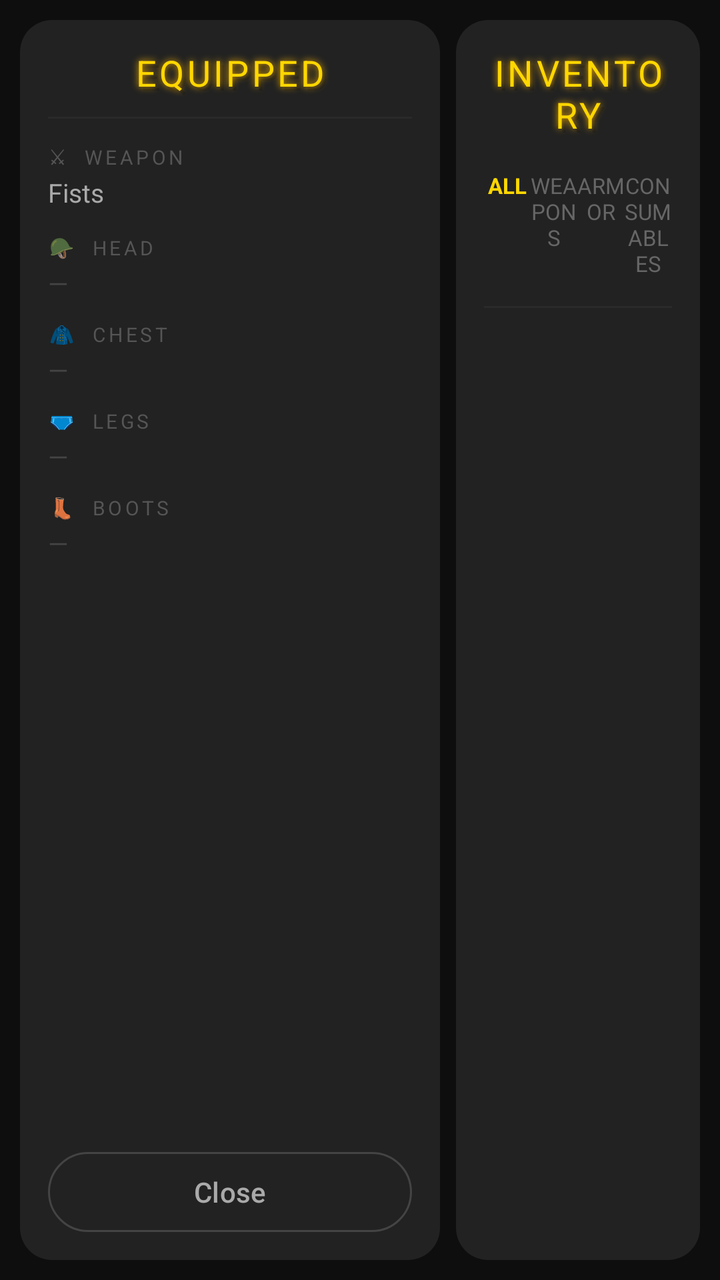
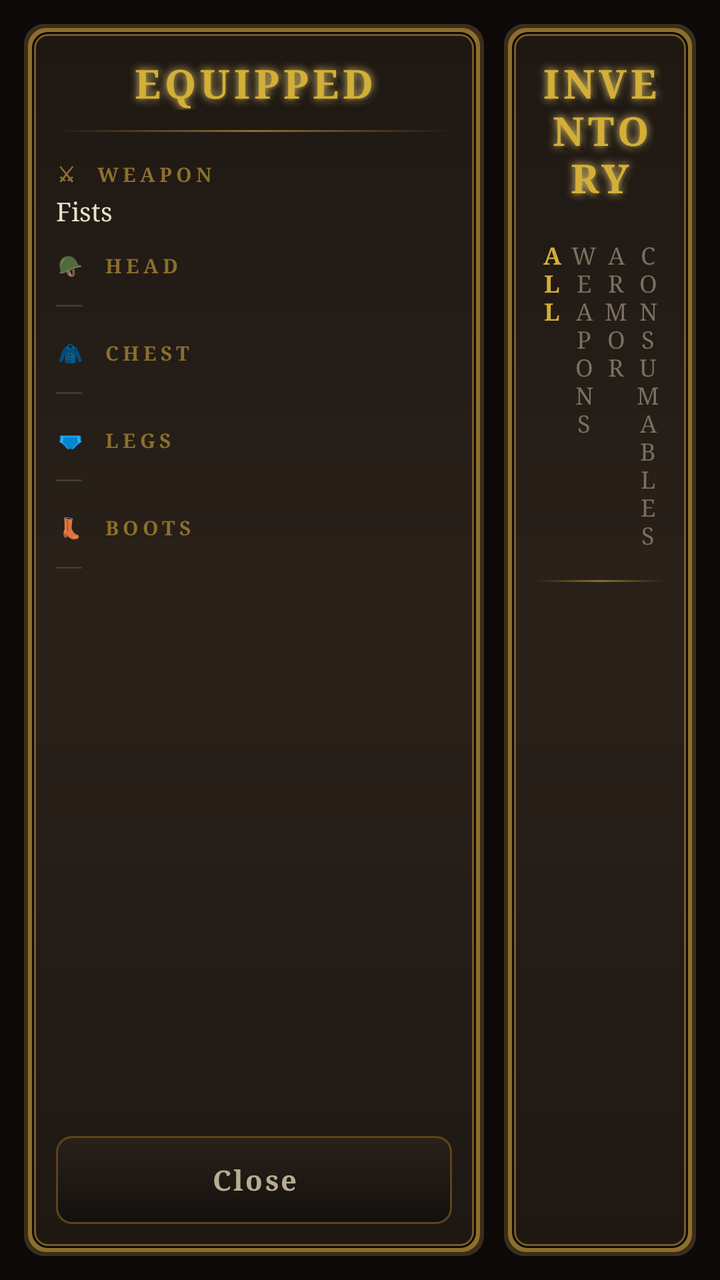

An Android layout rendered at two revisions. The XML below is the earlier revision; the diff shows what the commit changed to produce the second picture.
<!-- AndroidManifest.xml: application theme Theme.OblivionDescent -->
<!-- res/layout/dialog_inventory.xml -->
<?xml version="1.0" encoding="utf-8"?>
<LinearLayout xmlns:android="http://schemas.android.com/apk/res/android"
    xmlns:app="http://schemas.android.com/apk/res-auto"
    xmlns:tools="http://schemas.android.com/tools"
    android:layout_width="match_parent"
    android:layout_height="match_parent"
    android:orientation="horizontal"
    android:background="#F0000000"
    android:padding="10dp">

    
    <LinearLayout
        android:layout_width="210dp"
        android:layout_height="match_parent"
        android:orientation="vertical"
        android:background="@drawable/rounded_dialog_bg"
        android:padding="14dp"
        android:layout_marginEnd="8dp">

        
        <FrameLayout
            android:layout_width="match_parent"
            android:layout_height="wrap_content"
            android:layout_marginBottom="10dp">

            <TextView
                android:layout_width="match_parent"
                android:layout_height="wrap_content"
                android:text="Equipped"
                android:textAllCaps="true"
                android:textSize="18sp"
                android:textColor="#33000000"
                android:gravity="center"
                android:letterSpacing="0.08"
                android:translationX="2dp"
                android:translationY="2dp"
                tools:ignore="HardcodedText"/>

            <TextView
                android:layout_width="match_parent"
                android:layout_height="wrap_content"
                android:text="Equipped"
                android:textAllCaps="true"
                android:textSize="18sp"
                android:textColor="#FFD700"
                android:gravity="center"
                android:letterSpacing="0.08"
                android:shadowColor="#FFB700"
                android:shadowDx="0"
                android:shadowDy="0"
                android:shadowRadius="8"
                tools:ignore="HardcodedText"/>

        </FrameLayout>

        <View
            android:layout_width="match_parent"
            android:layout_height="1dp"
            android:background="#2A2A2A"
            android:layout_marginBottom="12dp"/>

        
        <LinearLayout
            android:layout_width="match_parent"
            android:layout_height="wrap_content"
            android:orientation="vertical"
            android:layout_marginBottom="12dp">

            <TextView
                android:layout_width="wrap_content"
                android:layout_height="wrap_content"
                android:text="⚔  WEAPON"
                android:textColor="#555555"
                android:textSize="10sp"
                android:letterSpacing="0.15"
                tools:ignore="HardcodedText"/>

            <TextView
                android:id="@+id/txt_equipped_weapon"
                android:layout_width="match_parent"
                android:layout_height="wrap_content"
                android:text="Fists"
                android:textColor="#AAAAAA"
                android:textSize="13sp"
                android:layout_marginTop="2dp"
                tools:ignore="HardcodedText"/>

        </LinearLayout>

        
        <LinearLayout
            android:layout_width="match_parent"
            android:layout_height="wrap_content"
            android:orientation="vertical"
            android:layout_marginBottom="10dp">

            <TextView
                android:layout_width="wrap_content"
                android:layout_height="wrap_content"
                android:text="🪖  HEAD"
                android:textColor="#555555"
                android:textSize="10sp"
                android:letterSpacing="0.15"
                tools:ignore="HardcodedText"/>

            <TextView
                android:id="@+id/txt_equipped_head"
                android:layout_width="match_parent"
                android:layout_height="wrap_content"
                android:text="—"
                android:textColor="#444444"
                android:textSize="13sp"
                android:layout_marginTop="2dp"
                tools:ignore="HardcodedText"/>

        </LinearLayout>

        
        <LinearLayout
            android:layout_width="match_parent"
            android:layout_height="wrap_content"
            android:orientation="vertical"
            android:layout_marginBottom="10dp">

            <TextView
                android:layout_width="wrap_content"
                android:layout_height="wrap_content"
                android:text="🧥  CHEST"
                android:textColor="#555555"
                android:textSize="10sp"
                android:letterSpacing="0.15"
                tools:ignore="HardcodedText"/>

            <TextView
                android:id="@+id/txt_equipped_chest"
                android:layout_width="match_parent"
                android:layout_height="wrap_content"
                android:text="—"
                android:textColor="#444444"
                android:textSize="13sp"
                android:layout_marginTop="2dp"
                tools:ignore="HardcodedText"/>

        </LinearLayout>

        
        <LinearLayout
            android:layout_width="match_parent"
            android:layout_height="wrap_content"
            android:orientation="vertical"
            android:layout_marginBottom="10dp">

            <TextView
                android:layout_width="wrap_content"
                android:layout_height="wrap_content"
                android:text="🩲  LEGS"
                android:textColor="#555555"
                android:textSize="10sp"
                android:letterSpacing="0.15"
                tools:ignore="HardcodedText"/>

            <TextView
                android:id="@+id/txt_equipped_legs"
                android:layout_width="match_parent"
                android:layout_height="wrap_content"
                android:text="—"
                android:textColor="#444444"
                android:textSize="13sp"
                android:layout_marginTop="2dp"
                tools:ignore="HardcodedText"/>

        </LinearLayout>

        
        <LinearLayout
            android:layout_width="match_parent"
            android:layout_height="wrap_content"
            android:orientation="vertical"
            android:layout_marginBottom="10dp">

            <TextView
                android:layout_width="wrap_content"
                android:layout_height="wrap_content"
                android:text="👢  BOOTS"
                android:textColor="#555555"
                android:textSize="10sp"
                android:letterSpacing="0.15"
                tools:ignore="HardcodedText"/>

            <TextView
                android:id="@+id/txt_equipped_boots"
                android:layout_width="match_parent"
                android:layout_height="wrap_content"
                android:text="—"
                android:textColor="#444444"
                android:textSize="13sp"
                android:layout_marginTop="2dp"
                tools:ignore="HardcodedText"/>

        </LinearLayout>

        
        <View
            android:layout_width="match_parent"
            android:layout_height="0dp"
            android:layout_weight="1"/>

        
        <com.google.android.material.button.MaterialButton
            android:id="@+id/btn_close_inventory"
            android:layout_width="match_parent"
            android:layout_height="40dp"
            android:text="Close"
            android:textAllCaps="false"
            android:textColor="#AAAAAA"
            android:textSize="14sp"
            android:insetTop="0dp"
            android:insetBottom="0dp"
            app:cornerRadius="20dp"
            app:strokeWidth="1dp"
            app:strokeColor="#444444"
            app:backgroundTint="@color/darkGray"
            tools:ignore="HardcodedText"/>

    </LinearLayout>

    
    <LinearLayout
        android:layout_width="0dp"
        android:layout_height="match_parent"
        android:layout_weight="1"
        android:orientation="vertical"
        android:background="@drawable/rounded_dialog_bg"
        android:padding="14dp">

        
        <FrameLayout
            android:layout_width="match_parent"
            android:layout_height="wrap_content"
            android:layout_marginBottom="10dp">

            <TextView
                android:layout_width="match_parent"
                android:layout_height="wrap_content"
                android:text="Inventory"
                android:textAllCaps="true"
                android:textSize="18sp"
                android:textColor="#33000000"
                android:gravity="center"
                android:letterSpacing="0.08"
                android:translationX="2dp"
                android:translationY="2dp"
                tools:ignore="HardcodedText"/>

            <TextView
                android:layout_width="match_parent"
                android:layout_height="wrap_content"
                android:text="Inventory"
                android:textAllCaps="true"
                android:textSize="18sp"
                android:textColor="#FFD700"
                android:gravity="center"
                android:letterSpacing="0.08"
                android:shadowColor="#FFB700"
                android:shadowDx="0"
                android:shadowDy="0"
                android:shadowRadius="8"
                tools:ignore="HardcodedText"/>

        </FrameLayout>

        
        <LinearLayout
            android:layout_width="match_parent"
            android:layout_height="wrap_content"
            android:orientation="horizontal"
            android:layout_marginBottom="8dp">

            <TextView
                android:id="@+id/filter_all"
                android:layout_width="0dp"
                android:layout_height="wrap_content"
                android:layout_weight="1"
                android:text="ALL"
                android:textColor="#FFD700"
                android:textSize="11sp"
                android:textStyle="bold"
                android:gravity="center"
                android:paddingVertical="6dp"
                android:clickable="true"
                android:focusable="true"
                tools:ignore="HardcodedText"/>

            <TextView
                android:id="@+id/filter_weapons"
                android:layout_width="0dp"
                android:layout_height="wrap_content"
                android:layout_weight="1"
                android:text="WEAPONS"
                android:textColor="#666666"
                android:textSize="11sp"
                android:gravity="center"
                android:paddingVertical="6dp"
                android:clickable="true"
                android:focusable="true"
                tools:ignore="HardcodedText"/>

            <TextView
                android:id="@+id/filter_armor"
                android:layout_width="0dp"
                android:layout_height="wrap_content"
                android:layout_weight="1"
                android:text="ARMOR"
                android:textColor="#666666"
                android:textSize="11sp"
                android:gravity="center"
                android:paddingVertical="6dp"
                android:clickable="true"
                android:focusable="true"
                tools:ignore="HardcodedText"/>

            <TextView
                android:id="@+id/filter_consumables"
                android:layout_width="0dp"
                android:layout_height="wrap_content"
                android:layout_weight="1"
                android:text="CONSUMABLES"
                android:textColor="#666666"
                android:textSize="11sp"
                android:gravity="center"
                android:paddingVertical="6dp"
                android:clickable="true"
                android:focusable="true"
                tools:ignore="HardcodedText"/>

        </LinearLayout>

        <View
            android:layout_width="match_parent"
            android:layout_height="1dp"
            android:background="#2A2A2A"
            android:layout_marginBottom="8dp"/>

        
        <ScrollView
            android:layout_width="match_parent"
            android:layout_height="0dp"
            android:layout_weight="1">

            <LinearLayout
                android:id="@+id/inventory_list_container"
                android:layout_width="match_parent"
                android:layout_height="wrap_content"
                android:orientation="vertical"/>

        </ScrollView>

    </LinearLayout>

</LinearLayout>
<!-- resources referenced by this layout -->
<resources>
  <color name="darkGray">#222222</color>
  <!-- drawable rounded_dialog_bg (drawable) -->
  <shape xmlns:android="http://schemas.android.com/apk/res/android"
      android:shape="rectangle">
      <solid android:color="#222222"/>
      <corners android:radius="16dp"/>
  </shape>
  <style name="Base.Theme.OblivionDescent" parent="Theme.Material3.DayNight.NoActionBar">
      </style>
  <!-- unchanged entries left out for length: 1 -->
</resources>

<!-- the commit's change to res/layout/dialog_inventory.xml (unified diff, before → after) -->
@@ -5,19 +5,18 @@
     android:layout_width="match_parent"
     android:layout_height="match_parent"
     android:orientation="horizontal"
-    android:background="#F0000000"
-    android:padding="10dp">
+    android:background="@color/bg_overlay"
+    android:padding="12dp">
 
     
     <LinearLayout
-        android:layout_width="210dp"
+        android:layout_width="230dp"
         android:layout_height="match_parent"
         android:orientation="vertical"
         android:background="@drawable/rounded_dialog_bg"
-        android:padding="14dp"
-        android:layout_marginEnd="8dp">
-
-        
+        android:padding="16dp"
+        android:layout_marginEnd="10dp">
+
         <FrameLayout
             android:layout_width="match_parent"
             android:layout_height="wrap_content"
@@ -28,10 +27,12 @@
                 android:layout_height="wrap_content"
                 android:text="Equipped"
                 android:textAllCaps="true"
-                android:textSize="18sp"
-                android:textColor="#33000000"
-                android:gravity="center"
-                android:letterSpacing="0.08"
+                android:textSize="20sp"
+                android:textStyle="bold"
+                android:fontFamily="serif"
+                android:textColor="#66000000"
+                android:gravity="center"
+                android:letterSpacing="0.1"
                 android:translationX="2dp"
                 android:translationY="2dp"
                 tools:ignore="HardcodedText"/>
@@ -41,14 +42,16 @@
                 android:layout_height="wrap_content"
                 android:text="Equipped"
                 android:textAllCaps="true"
-                android:textSize="18sp"
-                android:textColor="#FFD700"
-                android:gravity="center"
-                android:letterSpacing="0.08"
-                android:shadowColor="#FFB700"
+                android:textSize="20sp"
+                android:textStyle="bold"
+                android:fontFamily="serif"
+                android:textColor="@color/gold_bright"
+                android:gravity="center"
+                android:letterSpacing="0.1"
+                android:shadowColor="@color/gold_glow"
                 android:shadowDx="0"
                 android:shadowDy="0"
-                android:shadowRadius="8"
+                android:shadowRadius="10"
                 tools:ignore="HardcodedText"/>
 
         </FrameLayout>
@@ -56,8 +59,8 @@
         <View
             android:layout_width="match_parent"
             android:layout_height="1dp"
-            android:background="#2A2A2A"
-            android:layout_marginBottom="12dp"/>
+            android:background="@drawable/divider_gold"
+            android:layout_marginBottom="14dp"/>
 
         
         <LinearLayout
@@ -70,9 +73,11 @@
                 android:layout_width="wrap_content"
                 android:layout_height="wrap_content"
                 android:text="⚔  WEAPON"
-                android:textColor="#555555"
-                android:textSize="10sp"
-                android:letterSpacing="0.15"
+                android:textColor="@color/border_gold"
+                android:textSize="10sp"
+                android:textStyle="bold"
+                android:fontFamily="serif"
+                android:letterSpacing="0.2"
                 tools:ignore="HardcodedText"/>
 
             <TextView
@@ -80,9 +85,10 @@
                 android:layout_width="match_parent"
                 android:layout_height="wrap_content"
                 android:text="Fists"
-                android:textColor="#AAAAAA"
-                android:textSize="13sp"
-                android:layout_marginTop="2dp"
+                android:textColor="@color/bone_white"
+                android:textSize="13sp"
+                android:fontFamily="serif"
+                android:layout_marginTop="3dp"
                 tools:ignore="HardcodedText"/>
 
         </LinearLayout>
@@ -98,9 +104,11 @@
                 android:layout_width="wrap_content"
                 android:layout_height="wrap_content"
                 android:text="🪖  HEAD"
-                android:textColor="#555555"
-                android:textSize="10sp"
-                android:letterSpacing="0.15"
+                android:textColor="@color/border_gold"
+                android:textSize="10sp"
+                android:textStyle="bold"
+                android:fontFamily="serif"
+                android:letterSpacing="0.2"
                 tools:ignore="HardcodedText"/>
 
             <TextView
@@ -108,9 +116,10 @@
                 android:layout_width="match_parent"
                 android:layout_height="wrap_content"
                 android:text="—"
-                android:textColor="#444444"
-                android:textSize="13sp"
-                android:layout_marginTop="2dp"
+                android:textColor="@color/bone_faint"
+                android:textSize="13sp"
+                android:fontFamily="serif"
+                android:layout_marginTop="3dp"
                 tools:ignore="HardcodedText"/>
 
         </LinearLayout>
@@ -126,9 +135,11 @@
                 android:layout_width="wrap_content"
                 android:layout_height="wrap_content"
                 android:text="🧥  CHEST"
-                android:textColor="#555555"
-                android:textSize="10sp"
-                android:letterSpacing="0.15"
+                android:textColor="@color/border_gold"
+                android:textSize="10sp"
+                android:textStyle="bold"
+                android:fontFamily="serif"
+                android:letterSpacing="0.2"
                 tools:ignore="HardcodedText"/>
 
             <TextView
@@ -136,9 +147,10 @@
                 android:layout_width="match_parent"
                 android:layout_height="wrap_content"
                 android:text="—"
-                android:textColor="#444444"
-                android:textSize="13sp"
-                android:layout_marginTop="2dp"
+                android:textColor="@color/bone_faint"
+                android:textSize="13sp"
+                android:fontFamily="serif"
+                android:layout_marginTop="3dp"
                 tools:ignore="HardcodedText"/>
 
         </LinearLayout>
@@ -154,9 +166,11 @@
                 android:layout_width="wrap_content"
                 android:layout_height="wrap_content"
                 android:text="🩲  LEGS"
-                android:textColor="#555555"
-                android:textSize="10sp"
-                android:letterSpacing="0.15"
+                android:textColor="@color/border_gold"
+                android:textSize="10sp"
+                android:textStyle="bold"
+                android:fontFamily="serif"
+                android:letterSpacing="0.2"
                 tools:ignore="HardcodedText"/>
 
             <TextView
@@ -164,9 +178,10 @@
                 android:layout_width="match_parent"
                 android:layout_height="wrap_content"
                 android:text="—"
-                android:textColor="#444444"
-                android:textSize="13sp"
-                android:layout_marginTop="2dp"
+                android:textColor="@color/bone_faint"
+                android:textSize="13sp"
+                android:fontFamily="serif"
+                android:layout_marginTop="3dp"
                 tools:ignore="HardcodedText"/>
 
         </LinearLayout>
@@ -182,9 +197,11 @@
                 android:layout_width="wrap_content"
                 android:layout_height="wrap_content"
                 android:text="👢  BOOTS"
-                android:textColor="#555555"
-                android:textSize="10sp"
-                android:letterSpacing="0.15"
+                android:textColor="@color/border_gold"
+                android:textSize="10sp"
+                android:textStyle="bold"
+                android:fontFamily="serif"
+                android:letterSpacing="0.2"
                 tools:ignore="HardcodedText"/>
 
             <TextView
@@ -192,9 +209,10 @@
                 android:layout_width="match_parent"
                 android:layout_height="wrap_content"
                 android:text="—"
-                android:textColor="#444444"
-                android:textSize="13sp"
-                android:layout_marginTop="2dp"
+                android:textColor="@color/bone_faint"
+                android:textSize="13sp"
+                android:fontFamily="serif"
+                android:layout_marginTop="3dp"
                 tools:ignore="HardcodedText"/>
 
         </LinearLayout>
@@ -209,17 +227,18 @@
         <com.google.android.material.button.MaterialButton
             android:id="@+id/btn_close_inventory"
             android:layout_width="match_parent"
-            android:layout_height="40dp"
+            android:layout_height="44dp"
             android:text="Close"
             android:textAllCaps="false"
-            android:textColor="#AAAAAA"
+            android:textColor="@color/bone_dim"
             android:textSize="14sp"
+            android:textStyle="bold"
+            android:fontFamily="serif"
+            android:letterSpacing="0.08"
             android:insetTop="0dp"
             android:insetBottom="0dp"
-            app:cornerRadius="20dp"
-            app:strokeWidth="1dp"
-            app:strokeColor="#444444"
-            app:backgroundTint="@color/darkGray"
+            app:backgroundTint="@null"
+            android:background="@drawable/btn_gothic_secondary"
             tools:ignore="HardcodedText"/>
 
     </LinearLayout>
@@ -231,9 +250,8 @@
         android:layout_weight="1"
         android:orientation="vertical"
         android:background="@drawable/rounded_dialog_bg"
-        android:padding="14dp">
-
-        
+        android:padding="16dp">
+
         <FrameLayout
             android:layout_width="match_parent"
             android:layout_height="wrap_content"
@@ -244,10 +262,12 @@
                 android:layout_height="wrap_content"
                 android:text="Inventory"
                 android:textAllCaps="true"
-                android:textSize="18sp"
-                android:textColor="#33000000"
-                android:gravity="center"
-                android:letterSpacing="0.08"
+                android:textSize="20sp"
+                android:textStyle="bold"
+                android:fontFamily="serif"
+                android:textColor="#66000000"
+                android:gravity="center"
+                android:letterSpacing="0.1"
                 android:translationX="2dp"
                 android:translationY="2dp"
                 tools:ignore="HardcodedText"/>
@@ -257,14 +277,16 @@
                 android:layout_height="wrap_content"
                 android:text="Inventory"
                 android:textAllCaps="true"
-                android:textSize="18sp"
-                android:textColor="#FFD700"
-                android:gravity="center"
-                android:letterSpacing="0.08"
-                android:shadowColor="#FFB700"
+                android:textSize="20sp"
+                android:textStyle="bold"
+                android:fontFamily="serif"
+                android:textColor="@color/gold_bright"
+                android:gravity="center"
+                android:letterSpacing="0.1"
+                android:shadowColor="@color/gold_glow"
                 android:shadowDx="0"
                 android:shadowDy="0"
-                android:shadowRadius="8"
+                android:shadowRadius="10"
                 tools:ignore="HardcodedText"/>
 
         </FrameLayout>
@@ -282,11 +304,13 @@
                 android:layout_height="wrap_content"
                 android:layout_weight="1"
                 android:text="ALL"
-                android:textColor="#FFD700"
-                android:textSize="11sp"
-                android:textStyle="bold"
-                android:gravity="center"
-                android:paddingVertical="6dp"
+                android:textColor="@color/gold_bright"
+                android:textSize="12sp"
+                android:textStyle="bold"
+                android:fontFamily="serif"
+                android:letterSpacing="0.12"
+                android:gravity="center"
+                android:paddingVertical="7dp"
                 android:clickable="true"
                 android:focusable="true"
                 tools:ignore="HardcodedText"/>
@@ -297,10 +321,12 @@
                 android:layout_height="wrap_content"
                 android:layout_weight="1"
                 android:text="WEAPONS"
-                android:textColor="#666666"
-                android:textSize="11sp"
-                android:gravity="center"
-                android:paddingVertical="6dp"
+                android:textColor="@color/bone_muted"
+                android:textSize="12sp"
+                android:fontFamily="serif"
+                android:letterSpacing="0.12"
+                android:gravity="center"
+                android:paddingVertical="7dp"
                 android:clickable="true"
                 android:focusable="true"
                 tools:ignore="HardcodedText"/>
@@ -311,10 +337,12 @@
                 android:layout_height="wrap_content"
                 android:layout_weight="1"
                 android:text="ARMOR"
-                android:textColor="#666666"
-                android:textSize="11sp"
-                android:gravity="center"
-                android:paddingVertical="6dp"
+                android:textColor="@color/bone_muted"
+                android:textSize="12sp"
+                android:fontFamily="serif"
+                android:letterSpacing="0.12"
+                android:gravity="center"
+                android:paddingVertical="7dp"
                 android:clickable="true"
                 android:focusable="true"
                 tools:ignore="HardcodedText"/>
@@ -325,10 +353,12 @@
                 android:layout_height="wrap_content"
                 android:layout_weight="1"
                 android:text="CONSUMABLES"
-                android:textColor="#666666"
-                android:textSize="11sp"
-                android:gravity="center"
-                android:paddingVertical="6dp"
+                android:textColor="@color/bone_muted"
+                android:textSize="12sp"
+                android:fontFamily="serif"
+                android:letterSpacing="0.12"
+                android:gravity="center"
+                android:paddingVertical="7dp"
                 android:clickable="true"
                 android:focusable="true"
                 tools:ignore="HardcodedText"/>
@@ -338,14 +368,15 @@
         <View
             android:layout_width="match_parent"
             android:layout_height="1dp"
-            android:background="#2A2A2A"
-            android:layout_marginBottom="8dp"/>
+            android:background="@drawable/divider_gold"
+            android:layout_marginBottom="10dp"/>
 
         
         <ScrollView
             android:layout_width="match_parent"
             android:layout_height="0dp"
-            android:layout_weight="1">
+            android:layout_weight="1"
+            android:scrollbars="none">
 
             <LinearLayout
                 android:id="@+id/inventory_list_container"
<!-- resource entries referenced after the edit -->
@@ -1,14 +1,151 @@
 <!-- resources referenced by this layout -->
 <resources>
-  <color name="darkGray">#222222</color>
+  <color name="bg_overlay">#CC0A0807</color>
+  <color name="bone_dim">#B8AC91</color>
+  <color name="bone_faint">#4A4338</color>
+  <color name="bone_muted">#7A7060</color>
+  <color name="bone_white">#EAE0CA</color>
+  <color name="border_gold">#8B6F2C</color>
+  <color name="gold_bright">#D4AF37</color>
+  <color name="gold_glow">#F4D77A</color>
+  <!-- drawable btn_gothic_secondary (drawable) -->
+  <?xml version="1.0" encoding="utf-8"?>
+  <ripple xmlns:android="http://schemas.android.com/apk/res/android"
+      android:color="@color/gold_translucent">
+  
+      <item android:id="@android:id/mask">
+          <shape android:shape="rectangle">
+              <solid android:color="@color/gold_bright"/>
+              <corners android:radius="8dp"/>
+          </shape>
+      </item>
+  
+      <item>
+          <layer-list>
+              <item>
+                  <shape android:shape="rectangle">
+                      <solid android:color="@color/border_gold_inner"/>
+                      <corners android:radius="8dp"/>
+                  </shape>
+              </item>
+              <item
+                  android:left="1dp" android:top="1dp"
+                  android:right="1dp" android:bottom="1dp">
+                  <shape android:shape="rectangle">
+                      <gradient
+                          android:type="linear"
+                          android:angle="270"
+                          android:startColor="@color/bg_surface_alt"
+                          android:endColor="@color/bg_base"/>
+                      <corners android:radius="7dp"/>
+                  </shape>
+              </item>
+          </layer-list>
+      </item>
+  
+  </ripple>
+  <!-- drawable divider_gold (drawable) -->
+  <?xml version="1.0" encoding="utf-8"?>
+  <shape xmlns:android="http://schemas.android.com/apk/res/android">
+      <size android:height="1dp"/>
+      <gradient
+          android:type="linear"
+          android:angle="0"
+          android:startColor="#00000000"
+          android:centerColor="@color/border_gold"
+          android:endColor="#00000000"/>
+  </shape>
   <!-- drawable rounded_dialog_bg (drawable) -->
-  <shape xmlns:android="http://schemas.android.com/apk/res/android"
-      android:shape="rectangle">
-      <solid android:color="#222222"/>
-      <corners android:radius="16dp"/>
-  </shape>
+  <?xml version="1.0" encoding="utf-8"?>
+  <layer-list xmlns:android="http://schemas.android.com/apk/res/android">
+  
+      
+      <item>
+          <shape android:shape="rectangle">
+              <solid android:color="@color/border_gold_outer"/>
+              <corners android:radius="10dp"/>
+          </shape>
+      </item>
+  
+      
+      <item
+          android:left="2dp"
+          android:top="2dp"
+          android:right="2dp"
+          android:bottom="2dp">
+          <shape android:shape="rectangle">
+              <solid android:color="@color/border_gold"/>
+              <corners android:radius="9dp"/>
+          </shape>
+      </item>
+  
+      
+      <item
+          android:left="4dp"
+          android:top="4dp"
+          android:right="4dp"
+          android:bottom="4dp">
+          <shape android:shape="rectangle">
+              <solid android:color="@color/bg_deepest"/>
+              <corners android:radius="8dp"/>
+          </shape>
+      </item>
+  
+      
+      <item
+          android:left="5dp"
+          android:top="5dp"
+          android:right="5dp"
+          android:bottom="5dp">
+          <shape android:shape="rectangle">
+              <solid android:color="@color/gold_deep"/>
+              <corners android:radius="7dp"/>
+          </shape>
+      </item>
+  
+      
+      <item
+          android:left="6dp"
+          android:top="6dp"
+          android:right="6dp"
+          android:bottom="6dp">
+          <shape android:shape="rectangle">
+              <gradient
+                  android:type="linear"
+                  android:angle="270"
+                  android:startColor="@color/bg_surface"
+                  android:centerColor="@color/bg_surface_alt"
+                  android:endColor="@color/bg_surface"/>
+              <corners android:radius="6dp"/>
+          </shape>
+      </item>
+  
+  </layer-list>
+  <color name="gold_translucent">#33D4AF37</color>
+  <color name="border_gold_inner">#5C4517</color>
+  <color name="bg_surface_alt">#2A211A</color>
+  <color name="bg_base">#14100D</color>
+  <color name="border_gold_outer">#3C2D1A</color>
+  <color name="bg_deepest">#0A0807</color>
+  <color name="gold_deep">#7A5A1F</color>
+  <color name="bg_surface">#1E1813</color>
   <style name="Base.Theme.OblivionDescent" parent="Theme.Material3.DayNight.NoActionBar">
+          <item name="android:windowBackground">@color/bg_base</item>
+          <item name="android:colorBackground">@color/bg_base</item>
+          <item name="colorPrimary">@color/gold_base</item>
+          <item name="colorPrimaryVariant">@color/gold_deep</item>
+          <item name="colorOnPrimary">@color/bg_deepest</item>
+          <item name="colorSecondary">@color/crimson_base</item>
+          <item name="colorOnSecondary">@color/bone_white</item>
+          <item name="colorSurface">@color/bg_surface</item>
+          <item name="colorOnSurface">@color/bone_white</item>
+          <item name="colorAccent">@color/gold_bright</item>
+          <item name="android:textColorPrimary">@color/bone_white</item>
+          <item name="android:textColorSecondary">@color/bone_dim</item>
+          <item name="android:textColorHint">@color/bone_muted</item>
       </style>
+  <color name="gold_base">#B8911E</color>
+  <color name="crimson_base">#8B1818</color>
   <!-- unchanged entries left out for length: 1 -->
 </resources>
 
